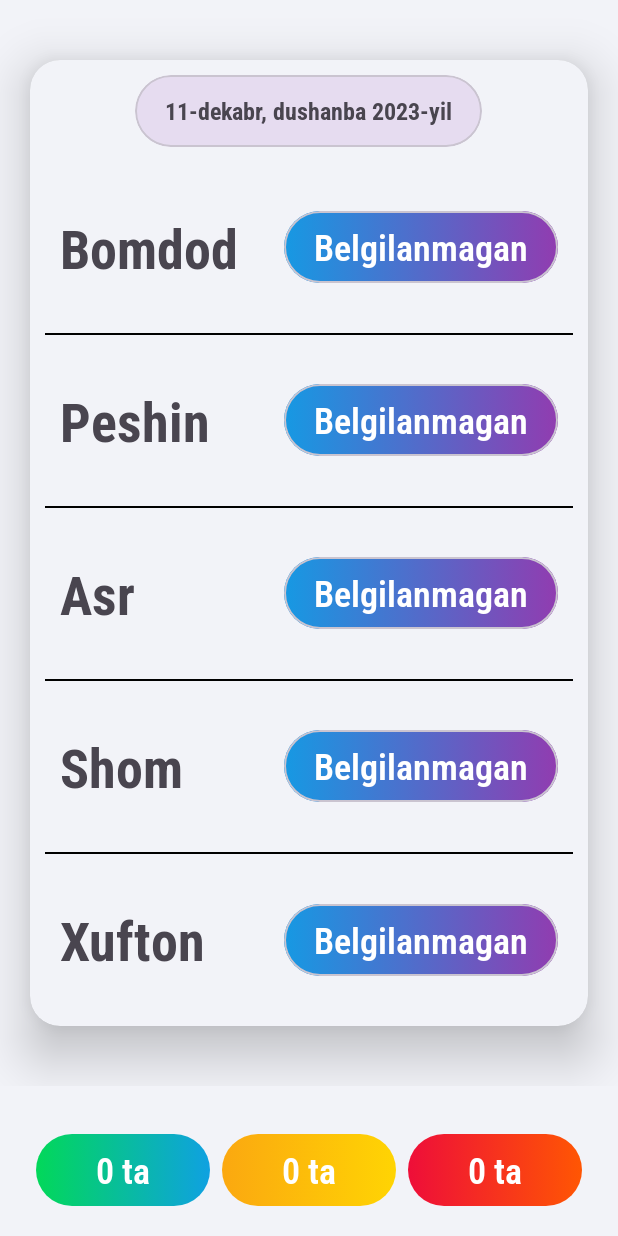
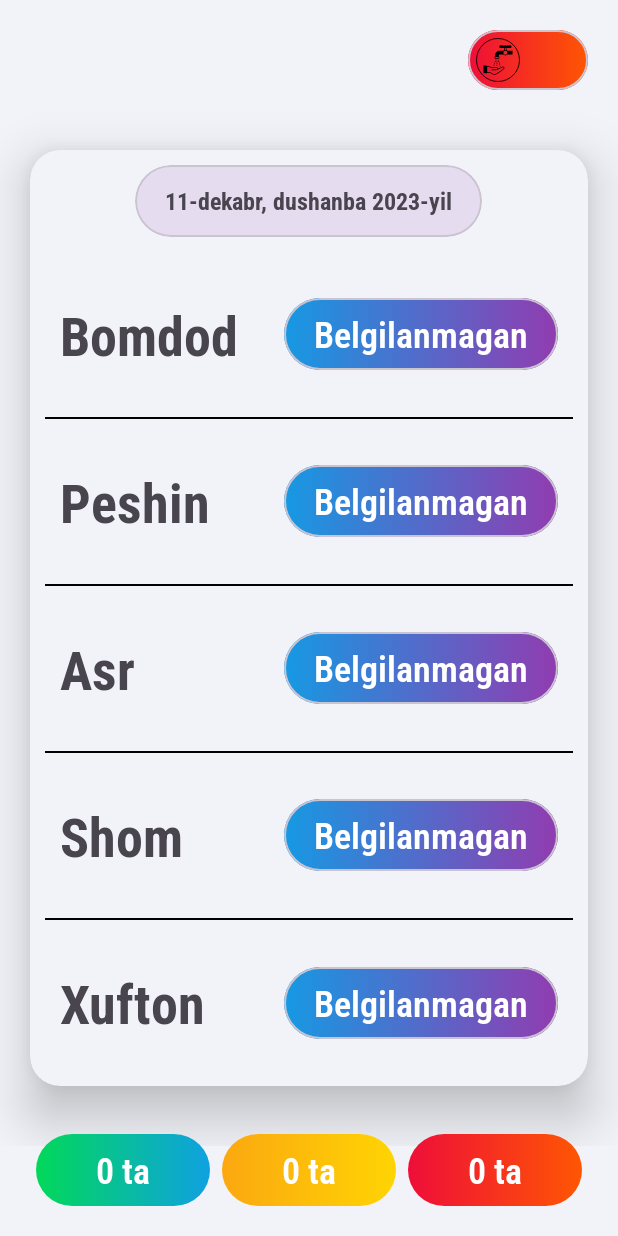
Before and after one commit to ShahzodAbdinazarov/QazoCounter, an Android app: the screen it shows after launch (MainActivity), on a phone screen of 412 x 824 dp. Run offline under Robolectric (Android 15) with nearby library versions, the phone set to English and light mode, and no system bars; our stand-ins replace paging.

Commit message:
Added Ablution tracker!

```diff
--- a/app/build.gradle.kts
+++ b/app/build.gradle.kts
@@ -1,3 +1,4 @@
+
 plugins {
     id("com.android.application")
     id("org.jetbrains.kotlin.android")
@@ -11,8 +12,8 @@ android {
         applicationId = "org.hamroh.qazo"
         minSdk = 24
         targetSdk = 34
-        versionCode = 2
-        versionName = "1.0.2"
+        versionCode = 3
+        versionName = "1.0.3"
 
         testInstrumentationRunner = "androidx.test.runner.AndroidJUnitRunner"
     }
@@ -24,7 +25,9 @@ android {
         }
         debug {
             applicationIdSuffix = ".debug"
+            resValue("string", "app_name", "Qazo (DEBUG)")
         }
+
     }
     compileOptions {
         sourceCompatibility = JavaVersion.VERSION_17
--- a/app/src/main/AndroidManifest.xml
+++ b/app/src/main/AndroidManifest.xml
@@ -7,8 +7,8 @@
         android:dataExtractionRules="@xml/data_extraction_rules"
         android:fullBackupContent="@xml/backup_rules"
         android:icon="@drawable/logo"
+        android:roundIcon="@mipmap/ic_launcher_round"
         android:label="@string/app_name"
-        android:roundIcon="@mipmap/ic_launcher_round"
         android:supportsRtl="true"
         android:theme="@style/Theme.QazoCounter"
         tools:targetApi="31">
--- a/app/src/main/java/org/hamroh/qazo/infra/utils/SharedPrefs.kt
+++ b/app/src/main/java/org/hamroh/qazo/infra/utils/SharedPrefs.kt
@@ -8,9 +8,13 @@ class SharedPrefs(context: Context) {
 
     companion object {
         private const val PREF = "MyAppPrefName"
+        private const val ABLUTION = "ABLUTION"
     }
 
     private val sharedPref: SharedPreferences = context.getSharedPreferences(PREF, Context.MODE_PRIVATE)
+
+    fun setAblution(ablution: Boolean) = put(ABLUTION, ablution)
+    val ablution = get(ABLUTION, Boolean::class.java)
 
     fun increase(key: String) = put(key, (get(key, Long::class.java) + 1))
     fun decrease(key: String) = put(key, (get(key, Long::class.java) - 1))
@@ -62,6 +66,6 @@ class SharedPrefs(context: Context) {
         editor.apply()
     }
 
-    fun clearAll() = sharedPref.edit().clear().commit()
+//    fun clearAll() = sharedPref.edit().clear().commit()
 
 }
--- a/app/src/main/java/org/hamroh/qazo/ui/main/DayViewModel.kt
+++ b/app/src/main/java/org/hamroh/qazo/ui/main/DayViewModel.kt
@@ -10,5 +10,4 @@ import androidx.paging.liveData
 class DayViewModel : ViewModel() {
 
     fun getList() = Pager(PagingConfig(pageSize = 10)) { DayPaging() }.liveData.cachedIn(viewModelScope)
-    fun getDays() = Pager(config = PagingConfig(pageSize = 10, enablePlaceholders = false), pagingSourceFactory = {DayPaging()}).liveData
 }
--- a/app/src/main/java/org/hamroh/qazo/ui/main/MainFragment.kt
+++ b/app/src/main/java/org/hamroh/qazo/ui/main/MainFragment.kt
@@ -10,6 +10,7 @@ import androidx.fragment.app.viewModels
 import androidx.recyclerview.widget.LinearSnapHelper
 import androidx.recyclerview.widget.SnapHelper
 import androidx.recyclerview.widget.StaggeredGridLayoutManager
+import org.hamroh.qazo.R
 import org.hamroh.qazo.databinding.FragmentMainBinding
 import org.hamroh.qazo.infra.utils.SharedPrefs
 import org.hamroh.qazo.ui.MainActivity
@@ -28,10 +29,32 @@ class MainFragment : Fragment() {
     ): View {
         _binding = FragmentMainBinding.inflate(inflater, container, false)
 
+        setupAblution()
+        setupList()
         setupData()
-        setupList()
 
         return binding.root
+    }
+
+    private fun setupAblution() {
+        checkAblution()
+        binding.bnAblution.setOnClickListener {
+            if (SharedPrefs(requireContext()).ablution) SharedPrefs(requireContext()).setAblution(false)
+            else SharedPrefs(requireContext()).setAblution(true)
+            checkAblution()
+        }
+    }
+
+    private fun checkAblution() {
+        if (SharedPrefs(requireContext()).ablution) {
+            binding.bgAblution.setBackgroundResource(R.drawable.gr_ado)
+            binding.ivHave.visibility = View.VISIBLE
+            binding.ivHaveNot.visibility = View.INVISIBLE
+        } else {
+            binding.bgAblution.setBackgroundResource(R.drawable.gr_qazo)
+            binding.ivHaveNot.visibility = View.VISIBLE
+            binding.ivHave.visibility = View.INVISIBLE
+        }
     }
 
     @SuppressLint("SetTextI18n")
--- /dev/null
+++ b/app/src/main/res/drawable/ic_ablution.xml
@@ -0,0 +1,61 @@
+<vector xmlns:android="http://schemas.android.com/apk/res/android"
+    xmlns:tools="http://schemas.android.com/tools"
+    android:width="512dp"
+    android:height="512dp"
+    android:viewportWidth="512"
+    android:viewportHeight="512"
+    tools:ignore="VectorRaster">
+  <path
+      android:pathData="m328.8,340.4c3.5,7 1.8,15.3 -4.2,20.2 -24.2,20.5 -84,68 -113.8,68.4q-0.1,0 -0.2,0c-8.2,0 -22.1,-7.1 -41.4,-20.9 -4.4,-3.2 -9.6,-4.9 -15.1,-4.9h-24.6c-1.7,4.8 -6.1,8.2 -11.5,8.2h-30.9v-92.5h30.9c5.4,0 9.8,3.5 11.5,8.2h15.5c7.3,0 14.2,2.4 20.1,6.6 4.5,3.3 9.8,5.1 15.3,5.1h56c10.2,0 18.5,8.3 18.5,18.5 0,0.5 0,1.1 0,1.6l51.6,-25.8c8.1,-4 18.1,-0.7 22.3,7.3zM321.5,344.1c-2.1,-4.1 -7.2,-5.8 -11.3,-3.7l-61.2,30.5c-3.3,3 -7.8,4.9 -12.6,4.9h-52.5c-2.2,0 -4,-1.8 -4,-4 0,-2.2 1.8,-4.1 4,-4.1h52.5c2.8,0 5.5,-1.2 7.4,-3.1 1.9,-1.8 3,-4.4 3,-7.3 0,-5.8 -4.7,-10.4 -10.4,-10.4h-56c-7.3,0 -14.2,-2.3 -20.1,-6.6 -4.5,-3.3 -9.8,-5.1 -15.3,-5.1h-14.8v59.9h23.9c7.2,0 14.1,2.2 19.8,6.4 17,12.2 30.5,19.4 36.8,19.4 27.9,-0.3 90.3,-51 108.8,-66.5 2.9,-2.5 3.8,-6.7 2,-10.3z"
+      android:fillColor="#000000"
+      android:fillType="evenOdd"/>
+  <path
+      android:pathData="m424.9,149.7v43.5h-59.9c-5.8,6 -13.9,9.8 -22.9,9.8 -9,0 -17.1,-3.8 -22.8,-9.8h-46.8c-3.7,0 -6.8,3 -6.8,6.7v14.7c3.7,1.3 6.3,4.8 6.3,8.9v7.8c0,5.2 -4.3,9.5 -9.5,9.5h-37c-5.2,0 -9.5,-4.3 -9.5,-9.5v-7.8c0,-4.1 2.6,-7.6 6.3,-8.9v-12.2c0,-29 23.6,-52.7 52.7,-52.7h44.3c2.6,-2.8 5.8,-5.1 9.3,-6.7v-30.7c-10.9,3.1 -25.7,5.5 -36.4,5.5 -2.9,0 -5.6,-0.2 -7.7,-0.6 -5.9,-1.1 -14.1,-7.6 -14.1,-16.7 0,-9.1 8.2,-15.6 14.1,-16.8 9.9,-1.9 30.9,1.1 44.7,5.2 3.2,-3.6 7.8,-5.9 12.9,-5.9 5.1,0 9.7,2.3 12.9,5.9 13.9,-4.1 34.8,-7.1 44.7,-5.2 6,1.2 14.2,7.7 14.2,16.8 0,9.1 -8.2,15.6 -14.1,16.7 -2.2,0.4 -4.8,0.6 -7.7,0.6 -10.7,0 -25.6,-2.4 -36.5,-5.5v30.7c3.5,1.6 6.7,3.9 9.4,6.7zM263.8,223.5c0,-0.8 -0.6,-1.4 -1.3,-1.4h-37.1c-0.7,0 -1.3,0.6 -1.3,1.4v7.8c0,0.8 0.6,1.3 1.3,1.3h37.1c0.7,0 1.3,-0.5 1.3,-1.3zM336.7,140.4c1.7,-0.3 3.5,-0.5 5.4,-0.5 1.8,0 3.6,0.2 5.4,0.5v-23.4c-1.8,0.6 -3.5,1 -5.4,1 -1.9,0 -3.7,-0.4 -5.4,-1zM365.5,171.5c0,-13 -10.5,-23.5 -23.4,-23.5 -13,0 -23.4,10.5 -23.4,23.5 0,13 10.4,23.5 23.4,23.5 12.9,0 23.4,-10.5 23.4,-23.5z"
+      android:fillColor="#000000"
+      android:fillType="evenOdd"
+      tools:ignore="VectorPath" />
+  <path
+      android:pathData="m207.2,326.7q0.6,0.2 1.1,0.2c1.8,0 3.4,-1.2 3.9,-3l0.8,-2.5c0.6,-2.2 -0.6,-4.4 -2.8,-5.1 -2.1,-0.6 -4.4,0.6 -5,2.8l-0.8,2.6c-0.6,2.1 0.7,4.4 2.8,5z"
+      android:fillColor="#000000"/>
+  <path
+      android:pathData="m218.4,274.3l-1.6,5.6c-0.7,2.2 0.6,4.4 2.7,5q0.6,0.2 1.1,0.2c1.8,0 3.4,-1.2 3.9,-2.9l1.7,-5.7c0.7,-2.1 -0.6,-4.3 -2.7,-5 -2.1,-0.6 -4.4,0.6 -5.1,2.8z"
+      android:fillColor="#000000"/>
+  <path
+      android:pathData="m212.9,307.3q0.6,0.2 1.2,0.2c1.7,0 3.3,-1.2 3.8,-3l1.7,-5.6c0.7,-2.1 -0.6,-4.4 -2.7,-5 -2.2,-0.6 -4.4,0.6 -5.1,2.7l-1.6,5.7c-0.6,2.1 0.6,4.3 2.7,5z"
+      android:fillColor="#000000"/>
+  <path
+      android:pathData="m226.2,262.5q0.5,0.1 1.1,0.1c1.7,0 3.3,-1.1 3.9,-2.9l0.7,-2.6c0.7,-2.1 -0.5,-4.3 -2.7,-5 -2.2,-0.6 -4.4,0.6 -5,2.8l-0.8,2.6c-0.6,2.1 0.6,4.3 2.8,5z"
+      android:fillColor="#000000"/>
+  <path
+      android:pathData="m263.8,254.9c-0.6,-2.2 -2.8,-3.4 -5,-2.8 -2.2,0.7 -3.3,2.9 -2.7,5l0.7,2.6c0.6,1.8 2.2,2.9 3.9,2.9q0.6,0 1.1,-0.1c2.2,-0.7 3.4,-2.9 2.8,-5z"
+      android:fillColor="#000000"/>
+  <path
+      android:pathData="m268.6,271c-0.7,-2.2 -2.9,-3.4 -5,-2.8 -2.2,0.7 -3.4,2.9 -2.8,5l1.4,4.6c0.5,1.8 2.1,2.9 3.9,2.9q0.5,0 1.1,-0.2c2.2,-0.6 3.3,-2.8 2.7,-5z"
+      android:fillColor="#000000"/>
+  <path
+      android:pathData="m279.2,307.1c-0.6,-2.1 -2.9,-3.3 -5,-2.7 -2.1,0.6 -3.3,2.8 -2.7,5l1.3,4.5c0.6,1.8 2.2,2.9 3.9,2.9q0.6,0 1.1,-0.2c2.2,-0.6 3.4,-2.8 2.8,-5z"
+      android:fillColor="#000000"/>
+  <path
+      android:pathData="m273.9,289.1c-0.6,-2.2 -2.8,-3.4 -5,-2.8 -2.1,0.7 -3.3,2.9 -2.7,5.1l1.3,4.4c0.6,1.8 2.2,3 3.9,3q0.6,0 1.1,-0.2c2.2,-0.7 3.4,-2.9 2.8,-5z"
+      android:fillColor="#000000"/>
+  <path
+      android:pathData="m276.8,327.5l0.8,2.6c0.5,1.8 2.1,2.9 3.9,2.9q0.5,0 1.1,-0.1c2.2,-0.7 3.3,-2.9 2.8,-5.1l-0.8,-2.6c-0.7,-2.1 -2.9,-3.3 -5,-2.7 -2.2,0.6 -3.4,2.9 -2.8,5z"
+      android:fillColor="#000000"/>
+  <path
+      android:pathData="m244,262.8c2.2,0 4.1,-1.9 4.1,-4.1v-2.7c0,-2.2 -1.9,-4.1 -4.1,-4.1 -2.2,0 -4.1,1.9 -4.1,4.1v2.7c0,2.2 1.9,4.1 4.1,4.1z"
+      android:fillColor="#000000"/>
+  <path
+      android:pathData="m239.9,303.5c0,2.2 1.9,4 4.1,4 2.2,0 4.1,-1.8 4.1,-4v-5.7c0,-2.2 -1.9,-4 -4.1,-4 -2.2,0 -4.1,1.8 -4.1,4z"
+      android:fillColor="#000000"/>
+  <path
+      android:pathData="m239.9,281.1c0,2.2 1.9,4 4.1,4 2.2,0 4.1,-1.8 4.1,-4v-5.6c0,-2.3 -1.9,-4.1 -4.1,-4.1 -2.2,0 -4.1,1.8 -4.1,4.1z"
+      android:fillColor="#000000"/>
+  <path
+      android:pathData="m239.9,323c0,2.2 1.9,4 4.1,4 2.2,0 4.1,-1.8 4.1,-4v-2.7c0,-2.2 -1.9,-4.1 -4.1,-4.1 -2.2,0 -4.1,1.9 -4.1,4.1z"
+      android:fillColor="#000000"/>
+  <path
+      android:pathData="m256,506c-138.3,0 -250,-111.8 -250,-250 0,-138.3 111.8,-250 250,-250 138.3,0 250,111.8 250,250 0,138.3 -111.8,250 -250,250z"
+      android:strokeWidth="10"
+      android:fillColor="#00000000"
+      android:strokeColor="#000000"/>
+</vector>
--- a/app/src/main/res/layout/fragment_main.xml
+++ b/app/src/main/res/layout/fragment_main.xml
@@ -13,6 +13,62 @@
         android:id="@+id/rv_day"
         android:layout_width="match_parent"
         android:layout_height="match_parent" />
+
+    <LinearLayout
+        android:layout_width="wrap_content"
+        android:layout_height="wrap_content"
+        android:layout_gravity="end">
+
+        <com.google.android.material.card.MaterialCardView
+            android:layout_width="80dp"
+            android:layout_margin="20dp"
+            android:layout_height="wrap_content"
+            app:cardCornerRadius="40dp">
+
+            <LinearLayout
+                android:id="@+id/bg_ablution"
+                android:layout_width="match_parent"
+                android:layout_height="wrap_content"
+                android:background="@drawable/gr_ado">
+
+                <LinearLayout
+                    android:id="@+id/bn_ablution"
+                    android:layout_width="match_parent"
+                    android:layout_height="wrap_content"
+                    android:background="?selectableItemBackground"
+                    android:clickable="true"
+                    android:focusable="true">
+
+                    <ImageView
+                        android:id="@+id/iv_have_not"
+                        android:layout_width="0dp"
+                        android:layout_height="wrap_content"
+                        android:layout_weight="1"
+                        android:adjustViewBounds="true"
+                        android:contentDescription="@string/app_name"
+                        android:padding="5dp"
+                        android:scaleType="centerCrop"
+                        android:src="@drawable/ic_ablution"
+                        android:visibility="invisible" />
+
+                    <ImageView
+                        android:id="@+id/iv_have"
+                        android:layout_width="0dp"
+                        android:layout_height="wrap_content"
+                        android:layout_weight="1"
+                        android:adjustViewBounds="true"
+                        android:contentDescription="@string/app_name"
+                        android:padding="5dp"
+                        android:scaleType="centerCrop"
+                        android:src="@drawable/ic_ablution" />
+
+                </LinearLayout>
+
+            </LinearLayout>
+
+        </com.google.android.material.card.MaterialCardView>
+
+    </LinearLayout>
 
     <LinearLayout
         android:layout_width="match_parent"
--- a/app/src/main/res/layout/item_day.xml
+++ b/app/src/main/res/layout/item_day.xml
@@ -5,7 +5,7 @@
     android:layout_width="match_parent"
     android:layout_height="match_parent"
     android:orientation="vertical"
-    android:paddingBottom="100dp"
+    android:paddingVertical="60dp"
     tools:ignore="NestedWeights">
 
     <com.google.android.material.card.MaterialCardView
```
Also changed, not shown: app/src/main/res/drawable/ablution.png (added).
